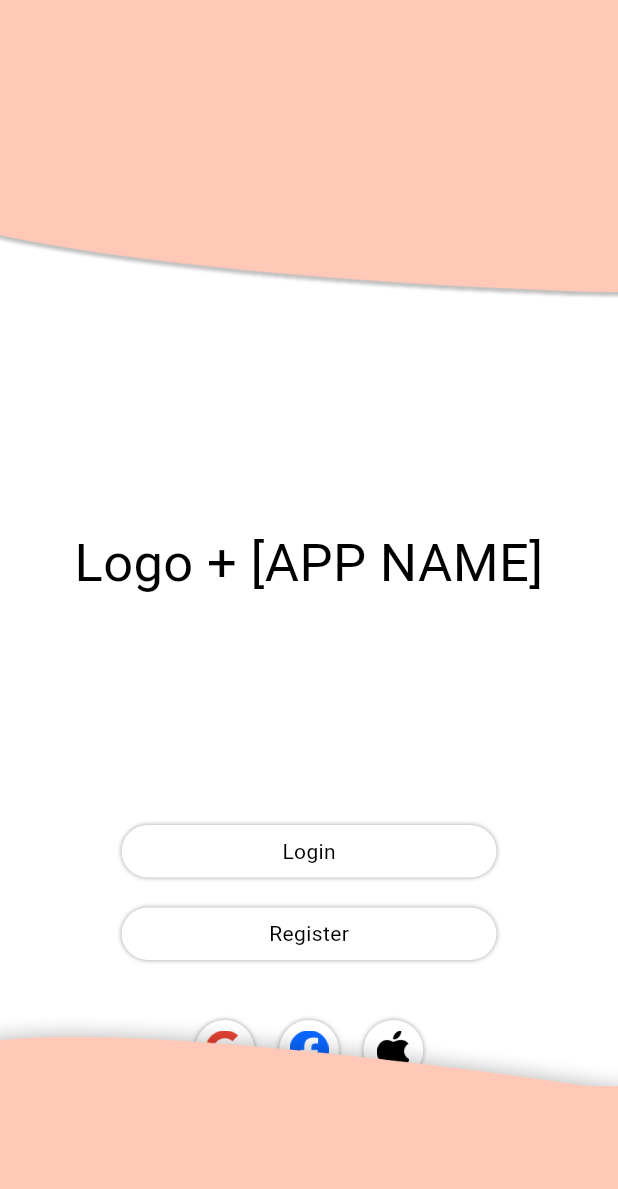
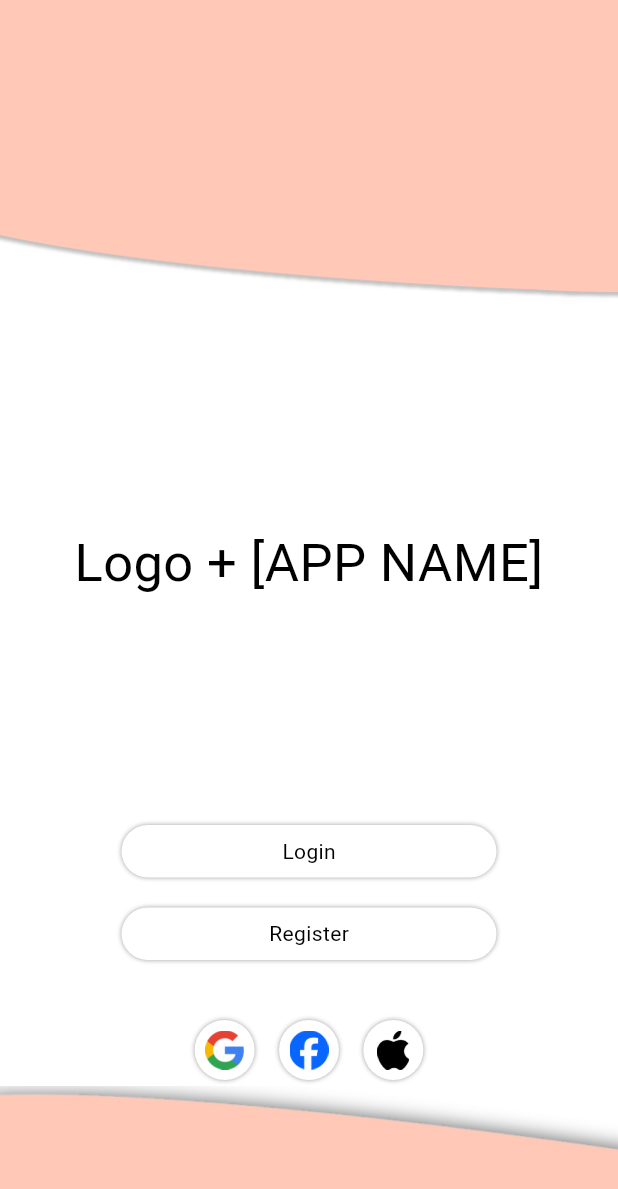
Before and after one commit to SpeakUP-Mobile/SpeakUP-App, a Flutter app: the screen it shows after launch, on a phone screen of 412 x 824 dp. Shown: the top 1189 px of the screen. Run offline on Flutter 3.47's test engine with Material 3 defaults, Android fonts, the light colour scheme and no system bars.

Commit message:
Bottom image on login screen fixed

```diff
--- a/lib/login_screen/public_speak_login.dart
+++ b/lib/login_screen/public_speak_login.dart
@@ -32,24 +32,17 @@ class _PublicSpeakLoginState extends State<PublicSpeakLogin> {
           Spacer(flex: 8),
         ]),
       ]),
-      bottomNavigationBar: Stack(children: [
-        Container(
-            height: 150,
-            decoration: const BoxDecoration(
-                shape: BoxShape.rectangle,
-                image: DecorationImage(
-                  fit: BoxFit.cover,
-                  image: AssetImage('assets/login_screen/bottom_banner.png'),
-                ))),
-        Container(
-          margin: const EdgeInsets.only(top: 50),
-          height: 100,
-          decoration: const BoxDecoration(
-            shape: BoxShape.rectangle,
-            color: Color(0xffffc8b7),
-          ),
-        ),
-      ]),
+      bottomNavigationBar: bottomBanner(),
+    );
+  }
+
+  Container bottomBanner() {
+    return Container(
+      height: 100,
+      decoration: const BoxDecoration(
+          image: DecorationImage(
+              fit: BoxFit.cover,
+              image: AssetImage("assets/login_screen/bottom_banner.png"))),
     );
   }
 
```
Also changed, not shown: assets/login_screen/bottom_banner.png.
